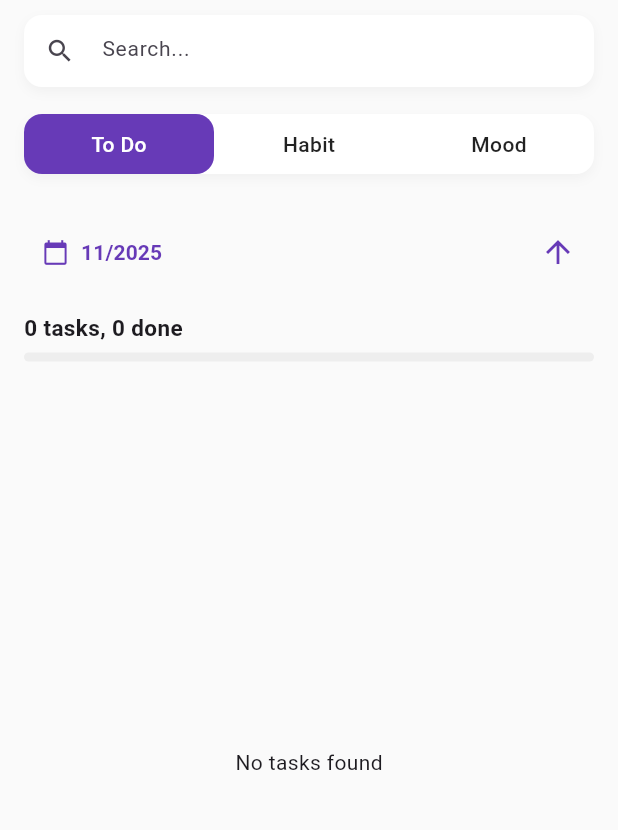
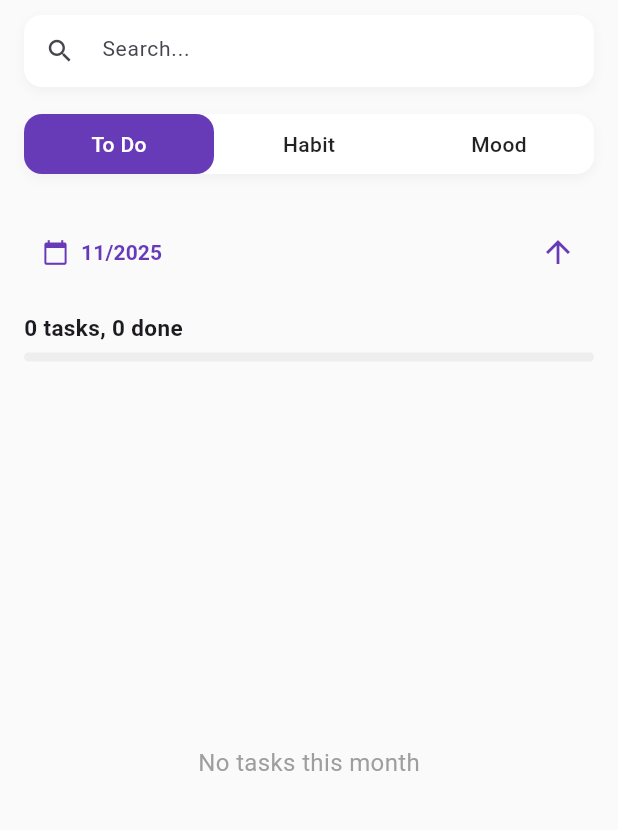
Before and after one commit to tranght0o/my_productivity_app, a Flutter app: the LibraryScreen screen opened directly, after a tap on "Habit", after a tap on "To Do", on a phone screen of 412 x 824 dp, the part 84-914 px from its top. Run offline on Flutter 3.47's test engine with Material 3 defaults, Android fonts, the phone set to English and light mode, and no system bars; our stand-ins replace cloud_firestore, firebase_auth, firebase_core, fl_chart, month_picker_dialog, table_calendar; accounts and stored records are empty.

Commit message:
Updated all screens to use optimized queries instead of loading all data

```diff
--- a/lib/screens/library/library_habit_section.dart
+++ b/lib/screens/library/library_habit_section.dart
@@ -5,10 +5,8 @@ import '../../models/habit_model.dart';
 import '../../models/habit_log_model.dart';
 import '../../services/habit_service.dart';
 import '../../services/habit_log_service.dart';
-import '../../utils/habit_utils.dart'; // helper for date/frequency logic
+import '../../utils/habit_utils.dart';
 
-/// Displays all habits in a monthly calendar layout.
-/// Each habit card shows its calendar, streak, and completion stats.
 class LibraryHabitSection extends StatefulWidget {
   final String searchQuery;
   const LibraryHabitSection({super.key, this.searchQuery = ''});
@@ -21,9 +19,8 @@ class _LibraryHabitSectionState extends State<LibraryHabitSection> {
   final _habitService = HabitService();
   final _habitLogService = HabitLogService();
 
-  DateTime _selectedMonth =
-      DateTime(DateTime.now().year, DateTime.now().month); // current selected month
-  Map<String, List<HabitLog>> _logs = {}; // maps habitId -> list of logs
+  DateTime _selectedMonth = DateTime(DateTime.now().year, DateTime.now().month);
+  Map<String, List<HabitLog>> _logs = {};
 
   @override
   void initState() {
@@ -31,21 +28,29 @@ class _LibraryHabitSectionState extends State<LibraryHabitSection> {
     _fetchAllLogs();
   }
 
-  /// Fetch all logs for this month and group them by habitId
+  /// Fetch logs for selected month (OPTIMIZED)
   Future<void> _fetchAllLogs() async {
-    final start = DateTime(_selectedMonth.year, _selectedMonth.month, 1);
-    final end = DateTime(_selectedMonth.year, _selectedMonth.month + 1, 0);
+    try {
+      final logs = await _habitLogService.getLogsByMonth(
+        _selectedMonth.year,
+        _selectedMonth.month,
+      );
 
-    final query = await _habitLogService.getLogsBetween(start, end);
       setState(() {
         _logs = {};
-      for (var log in query) {
+        for (var log in logs) {
           _logs.putIfAbsent(log.habitId, () => []).add(log);
         }
       });
+    } catch (e) {
+      if (mounted) {
+        ScaffoldMessenger.of(context).showSnackBar(
+          SnackBar(content: Text('Failed to load habit logs: $e')),
+        );
+      }
+    }
   }
 
-  /// Allow user to pick a different month
   Future<void> _pickMonth() async {
     final picked = await showMonthPicker(
       context: context,
@@ -66,7 +71,6 @@ class _LibraryHabitSectionState extends State<LibraryHabitSection> {
       builder: (context, snapshot) {
         final habits = snapshot.data ?? [];
 
-        // Apply search filter if query is not empty
         final filteredHabits = widget.searchQuery.isEmpty
             ? habits
             : habits
@@ -76,15 +80,19 @@ class _LibraryHabitSectionState extends State<LibraryHabitSection> {
                 .toList();
 
         if (filteredHabits.isEmpty) {
-          return const Center(child: Text("No habits found"));
+          return const Center(
+            child: Text(
+              'No habits found',
+              style: TextStyle(fontSize: 16, color: Colors.grey),
+            ),
+          );
         }
 
         return Column(
           children: [
-            // Month picker header row
+            // Month picker header
             Padding(
-              padding:
-                  const EdgeInsets.symmetric(horizontal: 16.0, vertical: 8),
+              padding: const EdgeInsets.symmetric(horizontal: 16.0, vertical: 8),
               child: Row(
                 mainAxisAlignment: MainAxisAlignment.spaceBetween,
                 children: [
@@ -108,7 +116,7 @@ class _LibraryHabitSectionState extends State<LibraryHabitSection> {
               ),
             ),
 
-            // Scrollable list of habits
+            // Habits list
             Expanded(
               child: ListView.builder(
                 itemCount: filteredHabits.length,
@@ -125,7 +133,6 @@ class _LibraryHabitSectionState extends State<LibraryHabitSection> {
     );
   }
 
-  /// Build a calendar card for a single habit
   Widget _buildHabitCalendar(Habit habit, List<HabitLog> logs) {
     final streak = _calculateStreak(logs);
     final completion = _calculateCompletion(habit, logs);
@@ -147,7 +154,6 @@ class _LibraryHabitSectionState extends State<LibraryHabitSection> {
       child: Column(
         crossAxisAlignment: CrossAxisAlignment.start,
         children: [
-          // Habit name
           Padding(
             padding: const EdgeInsets.all(8.0),
             child: Text(
@@ -160,7 +166,6 @@ class _LibraryHabitSectionState extends State<LibraryHabitSection> {
             ),
           ),
 
-          // TableCalendar widget for this habit
           TableCalendar(
             firstDay: DateTime.utc(2020, 1, 1),
             lastDay: DateTime.utc(2030, 12, 31),
@@ -172,10 +177,7 @@ class _LibraryHabitSectionState extends State<LibraryHabitSection> {
             calendarStyle: const CalendarStyle(outsideDaysVisible: false),
             calendarBuilders: CalendarBuilders(
               defaultBuilder: (context, day, focusedDay) {
-                // Determine if this habit is active on the given day
                 final isValid = HabitUtils.isHabitActiveOnDay(habit, day);
-
-                // Find log for that specific day
                 final log = logs.firstWhere(
                   (l) => l.dayKey == "${day.year}-${day.month}-${day.day}",
                   orElse: () => HabitLog(
@@ -187,7 +189,6 @@ class _LibraryHabitSectionState extends State<LibraryHabitSection> {
                   ),
                 );
 
-                // Determine background and text color
                 final bgColor = !isValid
                     ? Colors.grey.withOpacity(0.05)
                     : (log.done
@@ -200,12 +201,20 @@ class _LibraryHabitSectionState extends State<LibraryHabitSection> {
                 return GestureDetector(
                   onTap: isValid
                       ? () async {
+                          try {
                             await _habitLogService.toggleHabit(
                               habit.id,
                               day,
                               log.done,
                             );
                             _fetchAllLogs();
+                          } catch (e) {
+                            if (mounted) {
+                              ScaffoldMessenger.of(context).showSnackBar(
+                                SnackBar(content: Text('Failed to update: $e')),
+                              );
+                            }
+                          }
                         }
                       : null,
                   child: Container(
@@ -231,9 +240,9 @@ class _LibraryHabitSectionState extends State<LibraryHabitSection> {
 
           const SizedBox(height: 8),
 
-          // Stats: streak + completion percentage
           Padding(
-            padding: const EdgeInsets.only(left: 8, right: 8, bottom: 10, top: 10),
+            padding:
+                const EdgeInsets.only(left: 8, right: 8, bottom: 10, top: 10),
             child: Row(
               mainAxisAlignment: MainAxisAlignment.spaceBetween,
               children: [
@@ -246,7 +255,7 @@ class _LibraryHabitSectionState extends State<LibraryHabitSection> {
                   ),
                 ),
                 Text(
-                  '✅ Completion: ${completion.toStringAsFixed(0)}%',
+                  '✅ ${completion.toStringAsFixed(0)}% done',
                   style: const TextStyle(
                     fontSize: 14,
                     fontWeight: FontWeight.w600,
@@ -261,7 +270,6 @@ class _LibraryHabitSectionState extends State<LibraryHabitSection> {
     );
   }
 
-  /// Calculate current streak (most recent consecutive days completed)
   int _calculateStreak(List<HabitLog> logs) {
     if (logs.isEmpty) return 0;
     logs.sort((a, b) => a.dayKey.compareTo(b.dayKey));
@@ -287,7 +295,6 @@ class _LibraryHabitSectionState extends State<LibraryHabitSection> {
     return streak;
   }
 
-  /// Calculate percentage of completed habit days within selected month
   double _calculateCompletion(Habit habit, List<HabitLog> logs) {
     final daysInMonth =
         DateUtils.getDaysInMonth(_selectedMonth.year, _selectedMonth.month);
--- a/lib/screens/library/library_todo_section.dart
+++ b/lib/screens/library/library_todo_section.dart
@@ -5,7 +5,6 @@ import '../../models/todo_model.dart';
 import '../../widgets/add_todo_bottom_sheet.dart';
 
 class LibraryTodoSection extends StatefulWidget {
-  // Accept search text from parent
   final String searchQuery;
   const LibraryTodoSection({super.key, this.searchQuery = ''});
 
@@ -16,27 +15,33 @@ class LibraryTodoSection extends StatefulWidget {
 class _LibraryTodoSectionState extends State<LibraryTodoSection> {
   final _todoService = TodoService();
 
-  // Store current selected month
   DateTime _selectedMonth = DateTime(DateTime.now().year, DateTime.now().month);
-
-  // Store all todos fetched from service
   List<Todo> _todos = [];
-
-  // Sort order: true = ascending, false = descending
   bool _isAscending = true;
 
   @override
   void initState() {
     super.initState();
-    _fetchTodos(); // load todos once at start
+    _fetchTodos();
   }
 
-  /// Load all todos from Firestore once
+  /// Load todos for selected month from Firestore (OPTIMIZED)
   Future<void> _fetchTodos() async {
-    final allTodos = await _todoService.getAllTodosOnce();
+    try {
+      final todos = await _todoService.getTodosByMonth(
+        _selectedMonth.year,
+        _selectedMonth.month,
+      );
       setState(() {
-      _todos = allTodos;
+        _todos = todos;
       });
+    } catch (e) {
+      if (mounted) {
+        ScaffoldMessenger.of(context).showSnackBar(
+          SnackBar(content: Text('Failed to load todos: $e')),
+        );
+      }
+    }
   }
 
   /// Show month picker for filtering by month
@@ -49,6 +54,7 @@ class _LibraryTodoSectionState extends State<LibraryTodoSection> {
       setState(() {
         _selectedMonth = DateTime(picked.year, picked.month);
       });
+      _fetchTodos();
     }
   }
 
@@ -87,10 +93,18 @@ class _LibraryTodoSectionState extends State<LibraryTodoSection> {
                 title: const Text('Delete'),
                 onTap: () async {
                   Navigator.pop(context);
+                  try {
                     await _todoService.deleteTodo(todo.id);
                     setState(() {
                       _todos.removeWhere((t) => t.id == todo.id);
                     });
+                  } catch (e) {
+                    if (mounted) {
+                      ScaffoldMessenger.of(context).showSnackBar(
+                        SnackBar(content: Text('Failed to delete: $e')),
+                      );
+                    }
+                  }
                 },
               ),
             ],
@@ -102,22 +116,15 @@ class _LibraryTodoSectionState extends State<LibraryTodoSection> {
 
   @override
   Widget build(BuildContext context) {
-    // Filter todos by selected month
-    final filteredTodos = _todos.where((t) {
-      return t.date.year == _selectedMonth.year &&
-          t.date.month == _selectedMonth.month;
-    }).toList();
-
-    // If search text is not empty, filter by title
+    //filtered in query
     final searchedTodos = widget.searchQuery.isEmpty
-        ? filteredTodos
-        : filteredTodos
+        ? _todos
+        : _todos
             .where((t) => t.title
                 .toLowerCase()
                 .contains(widget.searchQuery.toLowerCase()))
             .toList();
 
-    // Count total and done todos for progress
     final totalCount = searchedTodos.length;
     final doneCount = searchedTodos.where((t) => t.done).length;
     final progress = totalCount == 0 ? 0.0 : doneCount / totalCount;
@@ -129,14 +136,13 @@ class _LibraryTodoSectionState extends State<LibraryTodoSection> {
       todosByDay.putIfAbsent(day, () => []).add(todo);
     }
 
-    // Sort days by order type
     final sortedDays = todosByDay.keys.toList()
       ..sort((a, b) => _isAscending ? a.compareTo(b) : b.compareTo(a));
 
     return Column(
       crossAxisAlignment: CrossAxisAlignment.start,
       children: [
-        // Header section: month picker + sort button
+        // Header: month picker + sort button
         Padding(
           padding: const EdgeInsets.symmetric(horizontal: 16.0, vertical: 8),
           child: Row(
@@ -165,7 +171,7 @@ class _LibraryTodoSectionState extends State<LibraryTodoSection> {
           ),
         ),
 
-        // Progress summary (total + done)
+        // Progress summary
         Padding(
           padding: const EdgeInsets.symmetric(horizontal: 16.0, vertical: 8),
           child: Column(
@@ -190,10 +196,15 @@ class _LibraryTodoSectionState extends State<LibraryTodoSection> {
           ),
         ),
 
-        // Todo list grouped by date
+        // Todo list
         Expanded(
           child: sortedDays.isEmpty
-              ? const Center(child: Text('No tasks found'))
+              ? const Center(
+                  child: Text(
+                    'No tasks this month',
+                    style: TextStyle(fontSize: 16, color: Colors.grey),
+                  ),
+                )
               : ListView.builder(
                   padding: const EdgeInsets.all(12),
                   itemCount: sortedDays.length,
@@ -204,7 +215,6 @@ class _LibraryTodoSectionState extends State<LibraryTodoSection> {
                     return Column(
                       crossAxisAlignment: CrossAxisAlignment.start,
                       children: [
-                        // Day title
                         Padding(
                           padding: const EdgeInsets.symmetric(vertical: 8.0),
                           child: Text(
@@ -215,8 +225,6 @@ class _LibraryTodoSectionState extends State<LibraryTodoSection> {
                             ),
                           ),
                         ),
-
-                        // List of todos for that day
                         Column(
                           children: dayTodos.map((todo) {
                             return Container(
@@ -243,14 +251,22 @@ class _LibraryTodoSectionState extends State<LibraryTodoSection> {
                                         : Colors.grey,
                                   ),
                                   onPressed: () async {
-                                    // Update in Firestore
+                                    try {
                                       await _todoService.toggleDone(
                                           todo.id, todo.done);
-
-                                    // Update UI immediately
                                       setState(() {
                                         todo.done = !todo.done;
                                       });
+                                    } catch (e) {
+                                      if (mounted) {
+                                        ScaffoldMessenger.of(context)
+                                            .showSnackBar(
+                                          SnackBar(
+                                              content:
+                                                  Text('Failed to update: $e')),
+                                        );
+                                      }
+                                    }
                                   },
                                 ),
                                 title: Text(
```
Lines whose indentation alone changed are shown as unchanged.
